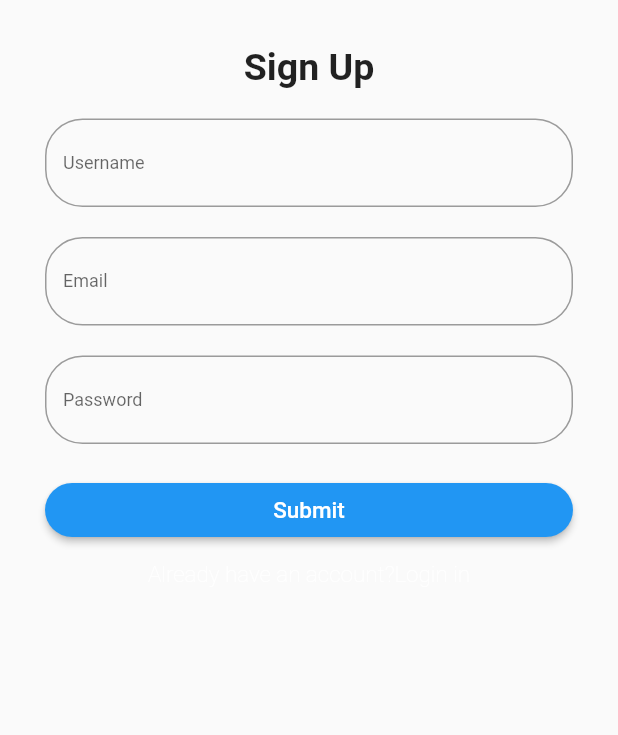
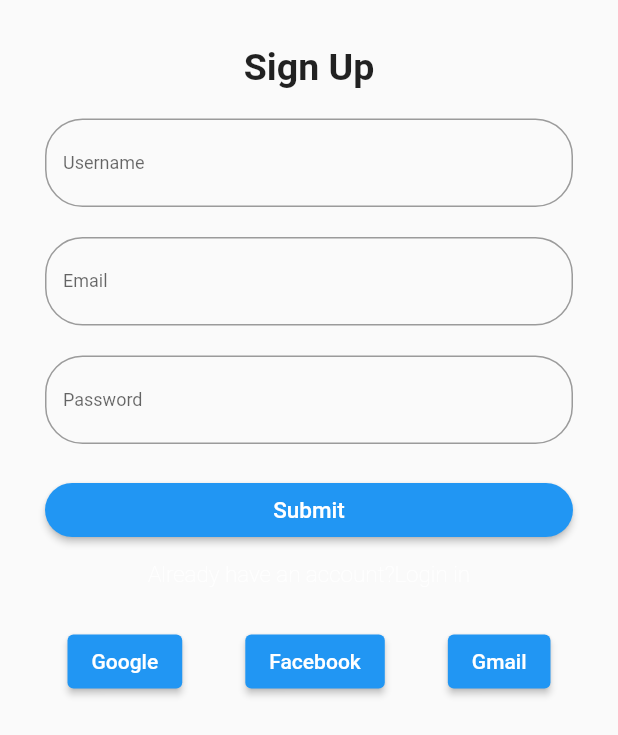
Before and after one commit to shahzebnaqvi/Medical_App, a Flutter app: the Signup screen opened directly, on a phone screen of 412 x 824 dp. Shown: the top 735 px of the screen. Run offline on Flutter 3.47's test engine with Material 2 defaults, Android fonts, the light colour scheme and no system bars; our stand-ins replace carousel_slider, get; network calls fail.

Commit message:
Sign up form

```diff
--- a/lib/Screens/auth/signup.dart
+++ b/lib/Screens/auth/signup.dart
@@ -99,8 +99,23 @@ class Signup extends StatelessWidget {
                             ]
                     )
                     ),
-                )
+                ),
+               Container(
+                 margin: EdgeInsets.all(25.0),
+                 child: Row(
+                   mainAxisAlignment: MainAxisAlignment.center,
+                 children: [
+                       ElevatedButton(onPressed:(){}, child: Text("Google")
+                       ),
+                       Spacer(),
+                       ElevatedButton(onPressed:(){}, child: Text("Facebook")),
+                        Spacer(),
+                       ElevatedButton(onPressed:(){}, child: Text("Gmail"))
 
+
+                   ],
+                 ),
+               )
           ]
           )
           ),
```
